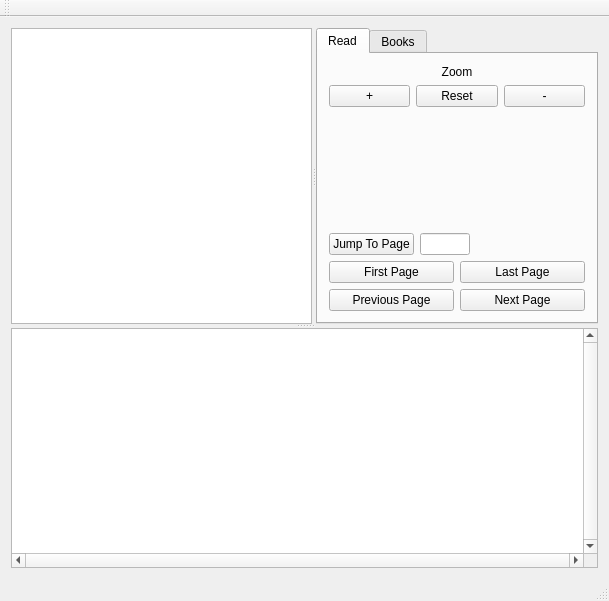
This is mainwindow.ui in joe-broder15/mango as Qt 5 draws it before an edit. The edited form follows.
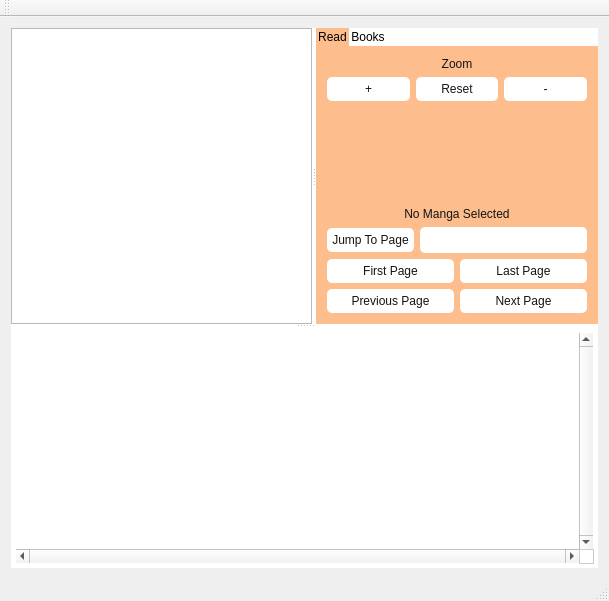
This is the edited form. The open tabs and pages were chosen to show the change.

What changed in the file:
```diff
--- a/mainwindow.ui
+++ b/mainwindow.ui
@@ -13,6 +13,78 @@
   <property name="windowTitle">
    <string>MainWindow</string>
   </property>
+  <property name="autoFillBackground">
+   <bool>false</bool>
+  </property>
+  <property name="styleSheet">
+   <string notr="true">QSplitter{
+	background-color: white;
+}
+
+QTabWidget::pane { /* The tab widget frame */
+	border-top: none;
+}
+
+/* Style the tab using the tab sub-control. Note that it reads QTabBar _not_ QTabWidget */
+QTabBar::tab {
+	background: white;
+	min-width: 8ex;
+	padding: 2px;
+
+}
+
+QTabWidget::tab-bar {
+    alignment: left;
+	background-color: white;
+}
+
+QTabBar::tab:selected{
+	
+	background-color: #FEBD8D;
+}
+
+QWidget#tab{
+	background-color: rgb(254, 189, 141);
+}
+
+QWidget#tab_2{
+	background-color: rgb(254, 189, 141);
+}
+
+QListWidget{
+	background-color: white;
+	border: none;
+	padding: 5px;
+	border-radius: 5px;
+	color: rgb(20, 20, 20);
+}
+
+
+
+QLabel{
+	color: rgb(20, 20, 20);
+}
+
+QPushButton{
+	background-color: white;
+	border: none;
+	padding: 5px;
+	border-radius: 5px;
+	color: rgb(20, 20, 20);
+}
+
+QPushButton:pressed{
+	background-color: rgb(221, 221, 221);
+}
+
+QLineEdit{
+	background-color: white;
+	border: none;
+	padding: 5px;
+	border-radius: 5px;
+	color: rgb(20, 20, 20);
+}</string>
+  </property>
   <widget class="QWidget" name="centralWidget">
    <property name="styleSheet">
     <string notr="true"/>
@@ -30,6 +102,9 @@
          <verstretch>10</verstretch>
         </sizepolicy>
        </property>
+       <property name="styleSheet">
+        <string notr="true"/>
+       </property>
        <property name="orientation">
         <enum>Qt::Horizontal</enum>
        </property>
@@ -81,29 +156,56 @@
              <layout class="QHBoxLayout" name="horizontalLayout_2">
               <item>
                <widget class="QPushButton" name="zoomInButton">
+                <property name="autoFillBackground">
+                 <bool>false</bool>
+                </property>
+                <property name="styleSheet">
+                 <string notr="true"/>
+                </property>
                 <property name="text">
                  <string>+</string>
                 </property>
                 <property name="shortcut">
                  <string>=</string>
                 </property>
+                <property name="flat">
+                 <bool>false</bool>
+                </property>
                </widget>
               </item>
               <item>
                <widget class="QPushButton" name="zoomResetButton">
+                <property name="autoFillBackground">
+                 <bool>false</bool>
+                </property>
+                <property name="styleSheet">
+                 <string notr="true"/>
+                </property>
                 <property name="text">
                  <string>Reset</string>
                 </property>
+                <property name="flat">
+                 <bool>false</bool>
+                </property>
                </widget>
               </item>
               <item>
                <widget class="QPushButton" name="zoomOutButton">
+                <property name="autoFillBackground">
+                 <bool>false</bool>
+                </property>
+                <property name="styleSheet">
+                 <string notr="true"/>
+                </property>
                 <property name="text">
                  <string>-</string>
                 </property>
                 <property name="shortcut">
                  <string>-</string>
                 </property>
+                <property name="flat">
+                 <bool>false</bool>
+                </property>
                </widget>
               </item>
              </layout>
@@ -123,11 +225,8 @@
             </item>
             <item>
              <widget class="QLabel" name="pageLabel">
-              <property name="styleSheet">
-               <string notr="true"/>
-              </property>
               <property name="text">
-               <string/>
+               <string>No Manga Selected</string>
               </property>
               <property name="alignment">
                <set>Qt::AlignCenter</set>
@@ -138,56 +237,79 @@
              <layout class="QHBoxLayout" name="horizontalLayout">
               <item>
                <widget class="QPushButton" name="pageJumpButton">
+                <property name="sizePolicy">
+                 <sizepolicy hsizetype="Fixed" vsizetype="Fixed">
+                  <horstretch>0</horstretch>
+                  <verstretch>0</verstretch>
+                 </sizepolicy>
+                </property>
+                <property name="autoFillBackground">
+                 <bool>false</bool>
+                </property>
+                <property name="styleSheet">
+                 <string notr="true"/>
+                </property>
                 <property name="text">
                  <string>Jump To Page</string>
                 </property>
+                <property name="flat">
+                 <bool>false</bool>
+                </property>
                </widget>
               </item>
               <item>
                <widget class="QLineEdit" name="pageJumpLineEdit">
                 <property name="sizePolicy">
-                 <sizepolicy hsizetype="Minimum" vsizetype="Fixed">
+                 <sizepolicy hsizetype="Maximum" vsizetype="Fixed">
                   <horstretch>0</horstretch>
                   <verstretch>0</verstretch>
                  </sizepolicy>
                 </property>
                 <property name="maximumSize">
                  <size>
-                  <width>50</width>
+                  <width>999999</width>
                   <height>16777215</height>
                  </size>
                 </property>
+                <property name="styleSheet">
+                 <string notr="true"/>
+                </property>
                </widget>
               </item>
-              <item>
-               <spacer name="horizontalSpacer">
-                <property name="orientation">
-                 <enum>Qt::Horizontal</enum>
-                </property>
-                <property name="sizeHint" stdset="0">
-                 <size>
-                  <width>40</width>
-                  <height>20</height>
-                 </size>
-                </property>
-               </spacer>
-              </item>
              </layout>
             </item>
             <item>
              <layout class="QHBoxLayout" name="horizontalLayout_5">
               <item>
                <widget class="QPushButton" name="firstPageButton">
+                <property name="autoFillBackground">
+                 <bool>false</bool>
+                </property>
+                <property name="styleSheet">
+                 <string notr="true"/>
+                </property>
                 <property name="text">
                  <string>First Page</string>
                 </property>
+                <property name="flat">
+                 <bool>false</bool>
+                </property>
                </widget>
               </item>
               <item>
                <widget class="QPushButton" name="lastPageButton">
+                <property name="autoFillBackground">
+                 <bool>false</bool>
+                </property>
+                <property name="styleSheet">
+                 <string notr="true"/>
+                </property>
                 <property name="text">
                  <string>Last Page</string>
                 </property>
+                <property name="flat">
+                 <bool>false</bool>
+                </property>
                </widget>
               </item>
              </layout>
@@ -196,22 +318,40 @@
              <layout class="QHBoxLayout" name="horizontalLayout_4">
               <item>
                <widget class="QPushButton" name="previousPageButton">
+                <property name="autoFillBackground">
+                 <bool>false</bool>
+                </property>
+                <property name="styleSheet">
+                 <string notr="true"/>
+                </property>
                 <property name="text">
                  <string>Previous Page</string>
                 </property>
                 <property name="shortcut">
                  <string>Left</string>
                 </property>
+                <property name="flat">
+                 <bool>false</bool>
+                </property>
                </widget>
               </item>
               <item>
                <widget class="QPushButton" name="nextPageButton">
+                <property name="autoFillBackground">
+                 <bool>false</bool>
+                </property>
+                <property name="styleSheet">
+                 <string notr="true"/>
+                </property>
                 <property name="text">
                  <string>Next Page</string>
                 </property>
                 <property name="shortcut">
                  <string>Right</string>
                 </property>
+                <property name="flat">
+                 <bool>false</bool>
+                </property>
                </widget>
               </item>
              </layout>
```
